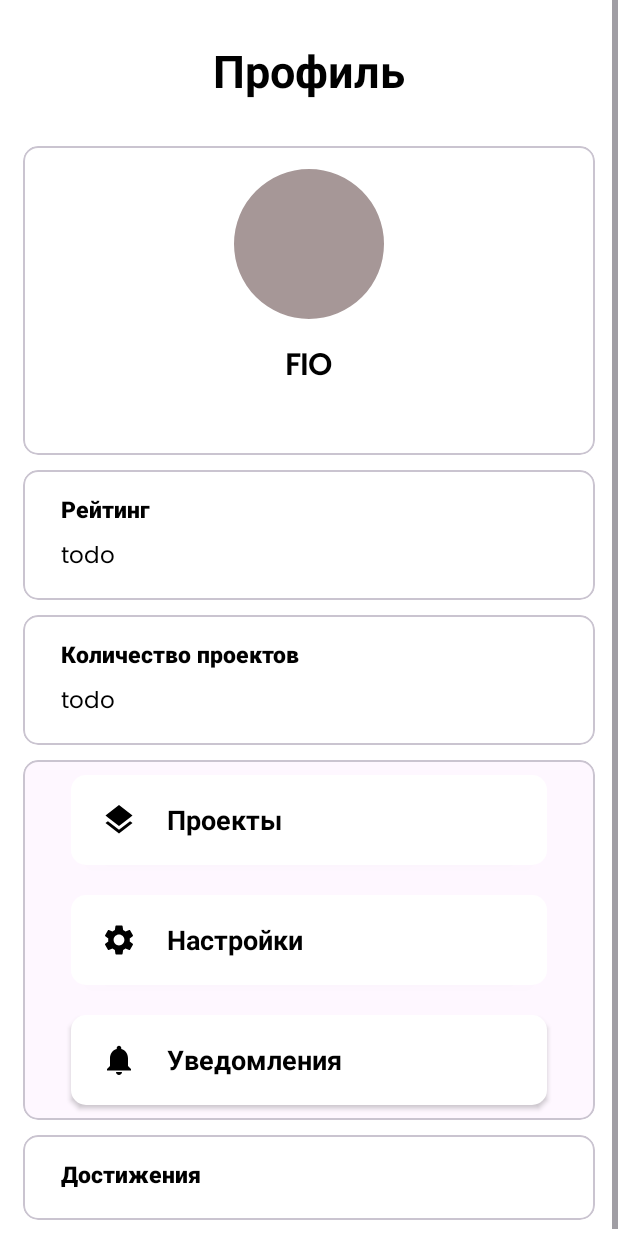
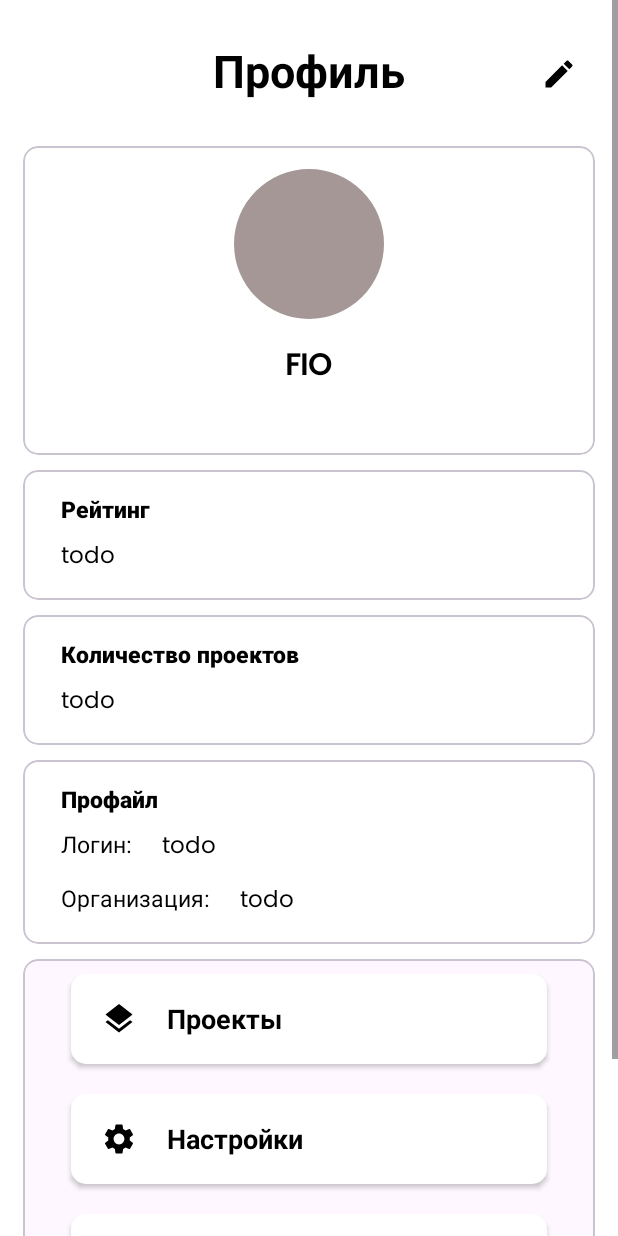
Before and after one commit to AleksandrNikolaev02/IGenerationMobile, an Android app: the layout fragment_your_profile.xml on its own in the app's theme, with its tools: preview values and no code run, on a phone screen of 412 x 824 dp. Run offline under Robolectric (Android 15) with nearby library versions, the phone set to English and light mode, and no system bars.

Commit message:
Добавил страницу редактирования профиля

```diff
--- a/app/src/main/AndroidManifest.xml
+++ b/app/src/main/AndroidManifest.xml
@@ -17,9 +17,12 @@
         android:theme="@style/Theme.IGenerationMobile"
         tools:targetApi="31">
         <activity
+            android:name=".pages.EditProfilePage"
+            android:exported="false" />
+        <activity
             android:name=".pages.YourProjects"
             android:exported="true"
-            android:parentActivityName=".pages.MainPage"/>
+            android:parentActivityName=".pages.MainPage" />
         <activity
             android:name=".pages.MainPage"
             android:exported="true"
--- /dev/null
+++ b/app/src/main/res/drawable/confirm_edit.xml
@@ -0,0 +1,5 @@
+<vector android:height="30dp" android:tint="#000000"
+    android:viewportHeight="24" android:viewportWidth="24"
+    android:width="30dp" xmlns:android="http://schemas.android.com/apk/res/android">
+    <path android:fillColor="@android:color/white" android:pathData="M9,16.17L4.83,12l-1.42,1.41L9,19 21,7l-1.41,-1.41z"/>
+</vector>
--- /dev/null
+++ b/app/src/main/res/drawable/edit_pancel.xml
@@ -0,0 +1,5 @@
+<vector android:height="24dp" android:tint="#000000"
+    android:viewportHeight="24" android:viewportWidth="24"
+    android:width="24dp" xmlns:android="http://schemas.android.com/apk/res/android">
+    <path android:fillColor="@android:color/white" android:pathData="M3,17.25V21h3.75L17.81,9.94l-3.75,-3.75L3,17.25zM20.71,7.04c0.39,-0.39 0.39,-1.02 0,-1.41l-2.34,-2.34c-0.39,-0.39 -1.02,-0.39 -1.41,0l-1.83,1.83 3.75,3.75 1.83,-1.83z"/>
+</vector>
--- a/app/src/main/res/layout/fragment_your_profile.xml
+++ b/app/src/main/res/layout/fragment_your_profile.xml
@@ -15,15 +15,30 @@
         android:layout_marginTop="10dp"
         android:padding="15dp">
 
+        <RelativeLayout
+            android:layout_width="match_parent"
+            android:layout_height="wrap_content">
+
             <TextView
+                android:id="@+id/profile"
                 android:layout_width="wrap_content"
                 android:layout_height="wrap_content"
-            android:layout_gravity="center"
+                android:layout_centerInParent="true"
                 android:fontFamily="@font/poppins_bold"
                 android:text="@string/profile"
                 android:textColor="@color/black"
                 android:textSize="30sp"
                 android:textStyle="bold" />
+
+            <ImageButton
+                android:id="@+id/edit"
+                android:layout_width="48dp"
+                android:layout_height="48dp"
+                android:layout_alignParentEnd="true"
+                android:background="@color/white"
+                android:src="@drawable/edit_pancel"
+                android:contentDescription="TODO" />
+        </RelativeLayout>
 
         <com.google.android.material.card.MaterialCardView
             android:layout_width="match_parent"
@@ -184,6 +199,94 @@
             <LinearLayout
                 android:layout_width="match_parent"
                 android:layout_height="wrap_content"
+                android:orientation="vertical"
+                android:padding="15dp"
+                android:background="@color/white">
+                <RelativeLayout
+                    android:layout_width="match_parent"
+                    android:layout_height="wrap_content"
+                    android:layout_marginStart="10dp"
+                    android:layout_marginEnd="10dp">
+                    <TextView
+                        android:layout_width="wrap_content"
+                        android:layout_height="wrap_content"
+                        android:textColor="@color/black"
+                        android:text="@string/resume"
+                        android:fontFamily="@font/poppins_medium"
+                        android:textSize="15sp"
+                        android:layout_alignParentStart="true"
+                        android:textStyle="bold"/>
+
+                    <LinearLayout
+                        android:id="@+id/firstLinearLayout"
+                        android:layout_width="match_parent"
+                        android:layout_height="wrap_content"
+                        android:orientation="horizontal">
+
+                        <TextView
+                            android:layout_width="wrap_content"
+                            android:layout_height="wrap_content"
+                            android:layout_marginTop="30dp"
+                            android:fontFamily="@font/poppinsregular"
+                            android:text="Логин:"
+                            android:textColor="@color/black"
+                            android:textSize="15sp" />
+                        <TextView
+                            android:id="@+id/login"
+                            android:layout_width="wrap_content"
+                            android:layout_height="wrap_content"
+                            android:layout_marginTop="30dp"
+                            android:fontFamily="@font/poppinsregular"
+                            android:text="todo"
+                            android:textColor="@color/black"
+                            android:textSize="15sp"
+                            android:layout_marginStart="20dp"/>
+
+                    </LinearLayout>
+
+                    <LinearLayout
+                        android:layout_below="@id/firstLinearLayout"
+                        android:layout_width="match_parent"
+                        android:layout_height="wrap_content"
+                        android:orientation="horizontal">
+
+                        <TextView
+                            android:layout_width="wrap_content"
+                            android:layout_height="wrap_content"
+                            android:layout_marginTop="10dp"
+                            android:fontFamily="@font/poppinsregular"
+                            android:text="Организация:"
+                            android:textColor="@color/black"
+                            android:textSize="15sp" />
+                        <TextView
+                            android:id="@+id/organization"
+                            android:layout_width="wrap_content"
+                            android:layout_height="wrap_content"
+                            android:layout_marginTop="10dp"
+                            android:fontFamily="@font/poppinsregular"
+                            android:text="todo"
+                            android:textColor="@color/black"
+                            android:textSize="15sp"
+                            android:layout_marginStart="20dp"/>
+
+                    </LinearLayout>
+
+                </RelativeLayout>
+
+            </LinearLayout>
+
+        </com.google.android.material.card.MaterialCardView>
+
+        <com.google.android.material.card.MaterialCardView
+            android:layout_width="match_parent"
+            android:layout_height="wrap_content"
+            android:background="@color/white"
+            android:layout_marginTop="10dp"
+            app:cardCornerRadius="10dp">
+
+            <LinearLayout
+                android:layout_width="match_parent"
+                android:layout_height="wrap_content"
                 android:orientation="vertical">
 
                 <androidx.appcompat.widget.AppCompatButton
--- a/app/src/main/res/values/strings.xml
+++ b/app/src/main/res/values/strings.xml
@@ -20,6 +20,7 @@
     <string name="options">Настройки</string>
     <string name="projects">Проекты</string>
     <string name="notifications">Уведомления</string>
+    <string name="edit">Редактирование</string>
     <!-- TODO: Remove or change this placeholder text -->
     <string name="hello_blank_fragment">Hello blank fragment</string>
 
@@ -68,4 +69,7 @@
     <string name="allProjects">Проекты</string>
     <string name="allUsers">Участники</string>
     <string name="yourProfile">Профиль</string>
+
+    <string name="send">Вы ничего не меняли</string>
+    <string name="success">Данные сохранены!</string>
 </resources>
```
Also changed, not shown: app/src/main/java/com/example/igenerationmobile/fragments/mainPage/YourProfile.java (+47 -3 lines), app/src/main/java/com/example/igenerationmobile/http/HTTPMethods.java (+49 -0 lines), app/src/main/java/com/example/igenerationmobile/pages/EditProfilePage.java (added, +158 -0 lines), app/src/main/res/layout/activity_edit_profile_page.xml (added, +236 -0 lines). Lines whose indentation alone changed are shown as unchanged.
